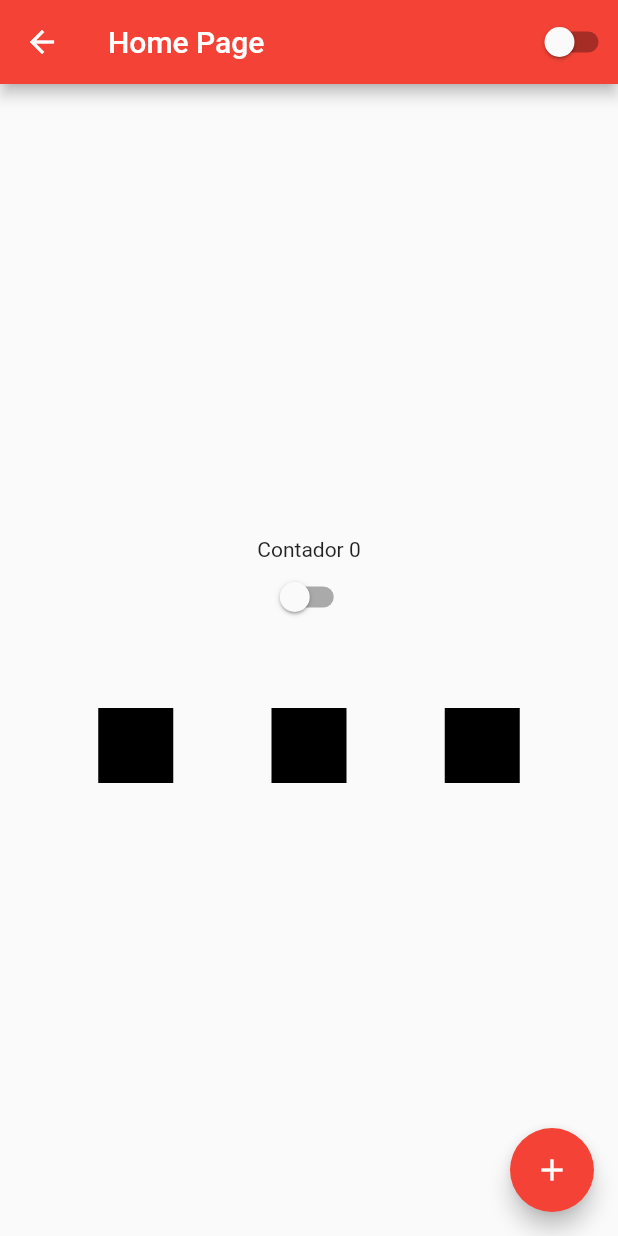
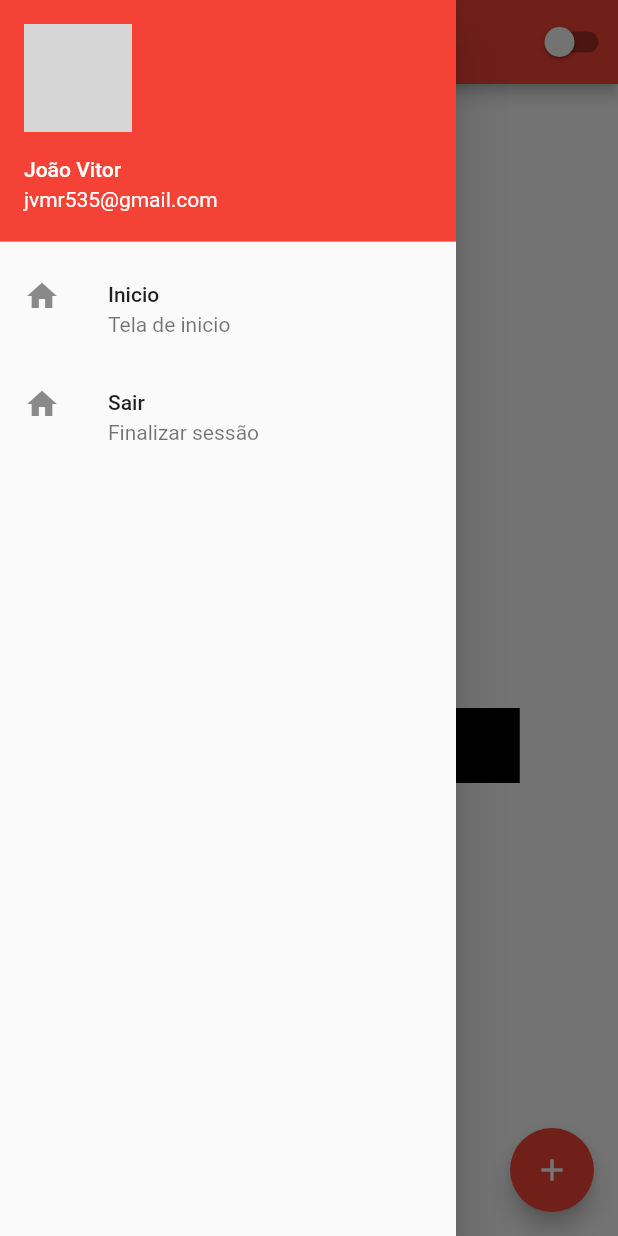
Before and after one commit to jvmr535/studyingFlutter, a Flutter app: the HomePage screen opened by its route, with the side drawer open (before the commit the screen has no drawer), on a phone screen of 412 x 824 dp. Run offline on Flutter 3.47's test engine with Material 2 defaults, Android fonts, the phone set to English and light mode, and no system bars; network calls fail; grey boxes are pictures that could not be loaded.

Commit message:
feat: :sparkles: Aula 25

```diff
--- a/lib/home_page.dart
+++ b/lib/home_page.dart
@@ -15,6 +15,34 @@ class HomePageState extends State<HomePage> {
   @override
   Widget build(BuildContext context) {
     return Scaffold(
+      drawer: Drawer(
+        child: Column(
+          children: [
+            UserAccountsDrawerHeader(
+              currentAccountPicture: Image.network(
+                  'https://instagram.fbhz4-1.fna.fbcdn.net/v/t51.2885-19/s150x150/91164021_149784546340120_1732440819085869056_n.jpg?tp=1&_nc_ht=instagram.fbhz4-1.fna.fbcdn.net&_nc_ohc=33yUk0_wZ-sAX-KeytM&ccb=7-4&oh=e2d1a239485fac306b6ee28a00fc145c&oe=607B8485'),
+              accountName: Text('João Vitor'),
+              accountEmail: Text('jvmr535@gmail.com'),
+            ),
+            ListTile(
+              leading: Icon(Icons.home),
+              title: Text('Inicio'),
+              subtitle: Text('Tela de inicio'),
+              onTap: () {
+                print('Home');
+              },
+            ),
+            ListTile(
+              leading: Icon(Icons.home),
+              title: Text('Sair'),
+              subtitle: Text('Finalizar sessão'),
+              onTap: () {
+                Navigator.of(context).pushReplacementNamed('/');
+              },
+            )
+          ],
+        ),
+      ),
       appBar: AppBar(
         title: Text('Home Page'),
         actions: [CustomSwitch()],
--- a/pubspec.yaml
+++ b/pubspec.yaml
@@ -46,7 +46,7 @@ flutter:
   # To add assets to your application, add an assets section, like this:
   assets:
     - assets/images/logo.jpg
-    # - assets/images/background.jpg
+    - assets/images/background.jpg
   #   - images/a_dot_ham.jpeg
 
   # An image asset can refer to one or more resolution-specific "variants", see
```
